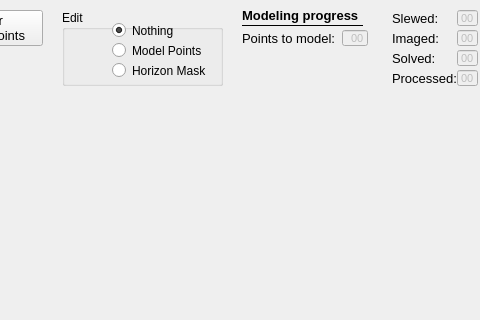
sayitfast/MountWizzard3, file mountwizzard/gui/hemisphere_dialog_ui.ui: the form before one commit; both pictures show x 88 to 568 and y 0 to 320 of the 791 by 641 pixel window.
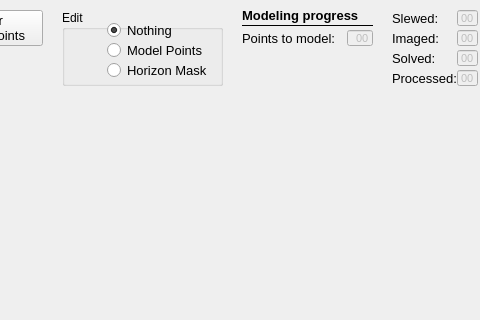
The form after the commit.

```diff
--- a/mountwizzard/gui/hemisphere_dialog_ui.ui
+++ b/mountwizzard/gui/hemisphere_dialog_ui.ui
@@ -87,12 +87,17 @@
    <widget class="QRadioButton" name="btn_editNone">
     <property name="geometry">
      <rect>
-      <x>50</x>
+      <x>45</x>
       <y>10</y>
-      <width>106</width>
+      <width>111</width>
       <height>21</height>
      </rect>
     </property>
+    <property name="font">
+     <font>
+      <pointsize>10</pointsize>
+     </font>
+    </property>
     <property name="text">
      <string>Nothing</string>
     </property>
@@ -103,12 +108,17 @@
    <widget class="QRadioButton" name="btn_editModelPoints">
     <property name="geometry">
      <rect>
-      <x>50</x>
+      <x>45</x>
       <y>30</y>
-      <width>106</width>
+      <width>111</width>
       <height>21</height>
      </rect>
     </property>
+    <property name="font">
+     <font>
+      <pointsize>10</pointsize>
+     </font>
+    </property>
     <property name="text">
      <string>Model Points</string>
     </property>
@@ -116,12 +126,17 @@
    <widget class="QRadioButton" name="btn_editHorizonMask">
     <property name="geometry">
      <rect>
-      <x>50</x>
+      <x>45</x>
       <y>50</y>
-      <width>106</width>
+      <width>111</width>
       <height>21</height>
      </rect>
     </property>
+    <property name="font">
+     <font>
+      <pointsize>10</pointsize>
+     </font>
+    </property>
     <property name="text">
      <string>Horizon Mask</string>
     </property>
@@ -391,15 +406,30 @@
      <height>16</height>
     </rect>
    </property>
+   <property name="minimum">
+    <number>0</number>
+   </property>
    <property name="maximum">
     <number>1000</number>
    </property>
    <property name="value">
-    <number>1</number>
+    <number>0</number>
    </property>
    <property name="textVisible">
     <bool>false</bool>
    </property>
+   <property name="orientation">
+    <enum>Qt::Horizontal</enum>
+   </property>
+   <property name="invertedAppearance">
+    <bool>false</bool>
+   </property>
+   <property name="textDirection">
+    <enum>QProgressBar::BottomToTop</enum>
+   </property>
+   <property name="format">
+    <string>%p%</string>
+   </property>
   </widget>
   <widget class="QLineEdit" name="le_numberPointsSlewed">
    <property name="enabled">
@@ -473,7 +503,7 @@
    </property>
    <property name="geometry">
     <rect>
-     <x>430</x>
+     <x>435</x>
      <y>30</y>
      <width>26</width>
      <height>16</height>
@@ -558,7 +588,7 @@
     <rect>
      <x>330</x>
      <y>25</y>
-     <width>121</width>
+     <width>131</width>
      <height>1</height>
     </rect>
    </property>
```
